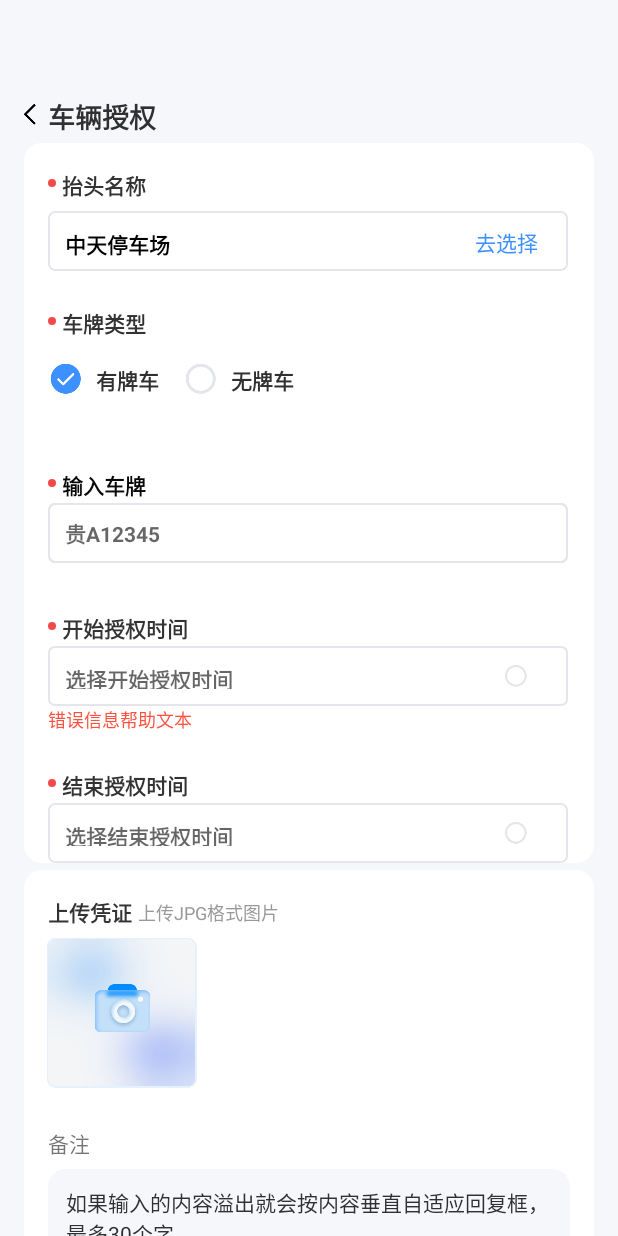
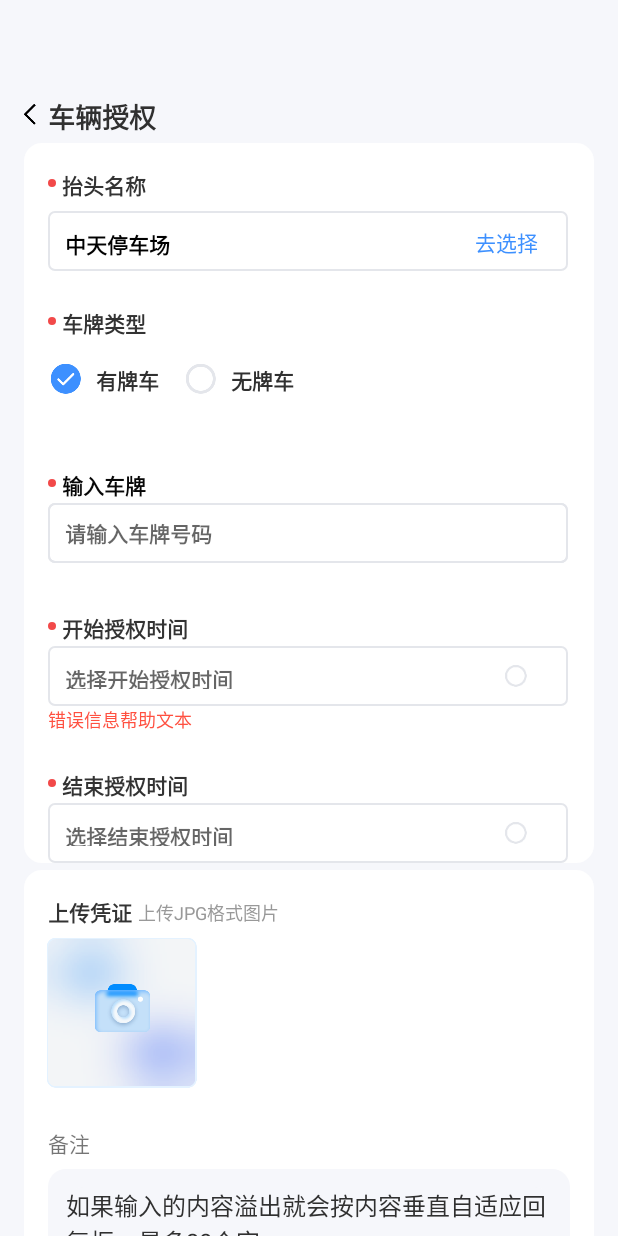
Before and after one commit to yaokun2022/movebusiness, an Android app: the AuthorizationActivity screen opened directly, with no data from a screen before it, after a tap on an icon or button, on a phone screen of 412 x 824 dp. Run offline under Robolectric (Android 15) with nearby library versions, the phone set to English and light mode, and no system bars; libraries missing offline, so code that uses them is left out: com.github.gzuliyujiang.wheelpicker, com.github.gzuliyujiang.wheelview, com.wildma.pictureselector; pictures from the network do not load.

Commit message:
fix：完善auth功能 授权按钮

```diff
--- a/app/src/main/java/com/yaokun/movebusiness/ui/AuthorizationActivity.java
+++ b/app/src/main/java/com/yaokun/movebusiness/ui/AuthorizationActivity.java
@@ -1,5 +1,9 @@
 package com.yaokun.movebusiness.ui;
 
+import static com.yaokun.movebusiness.R.drawable.*;
+
+import android.annotation.SuppressLint;
+import android.content.DialogInterface;
 import android.content.Intent;
 import android.graphics.BitmapFactory;
 import android.graphics.Color;
@@ -7,14 +11,20 @@ import android.os.Build;
 import android.os.Bundle;
 import android.text.Editable;
 import android.text.TextWatcher;
+import android.util.Log;
 import android.view.View;
+import android.view.WindowManager;
+import android.widget.Button;
 import android.widget.EditText;
 import android.widget.ImageView;
 import android.widget.TextView;
+import android.widget.Toast;
 
 import androidx.annotation.Nullable;
 import androidx.annotation.RequiresApi;
+import androidx.appcompat.app.AlertDialog;
 import androidx.appcompat.app.AppCompatActivity;
+import androidx.appcompat.widget.AlertDialogLayout;
 import androidx.appcompat.widget.AppCompatButton;
 
 import com.github.gzuliyujiang.wheelpicker.OptionPicker;
@@ -33,25 +43,100 @@ import com.wildma.pictureselector.PictureSelector;
 import com.yaokun.movebusiness.R;
 import com.yaokun.movebusiness.entity.Parking;
 import com.yaokun.movebusiness.utils.DataTimeUtils;
+import com.yaokun.movebusiness.utils.LicensePlateUtils;
 
 import java.util.ArrayList;
 import java.util.List;
 
 
-public class AuthorizationActivity extends AppCompatActivity {
+public class AuthorizationActivity extends BaseActivity {
     private ImageView licensePlate;
     private ImageView noLicensePlate;
-    private EditText LicPlate;
+    private EditText licPlate;
     private TextView licTv;
     private ImageView pointRed;
     private TextView helpTv;
     private ImageView picture;
-    private AppCompatButton deletePic ;
+    private AppCompatButton deletePic;
+    private EditText remarksText;
+    private TextView remarksCount;
 
     @Override
     protected void onCreate(@Nullable Bundle savedInstanceState) {
         super.onCreate(savedInstanceState);
         setContentView(R.layout.activity_authorization1);
+        TextView textView = findViewById(R.id.dataTV);
+
+        //结束授权
+        TextView determineBtn = findViewById(R.id.determineBtn);
+        TextView title = findViewById(R.id.titleDialog);
+        determineBtn.setOnClickListener(new View.OnClickListener() {
+            @Override
+            public void onClick(View v) {
+                AlertDialog.Builder builder = new AlertDialog.Builder(AuthorizationActivity.this);
+                View dialogView = View.inflate(getApplicationContext(), R.layout.activity_quit_dialog, null);
+                builder.setView(dialogView);
+                Button cancelBtn = dialogView.findViewById(R.id.cancelBtn);
+                final AlertDialog dialog = builder.show();
+                dialogView.findViewById(R.id.confirmBtn).setOnClickListener(new View.OnClickListener() {
+                    @Override
+                    public void onClick(View v) {
+                        finish();
+                    }
+                });
+                cancelBtn.setOnClickListener(new View.OnClickListener() {
+                    @Override
+                    public void onClick(View v) {
+                        dialog.dismiss();
+                    }
+                });
+                dialog.create();
+                dialog.show();
+            }
+        });
+
+        textView.setOnClickListener(new View.OnClickListener() {
+            @Override
+            public void onClick(View v) {
+                String time = DataTimeUtils.onTime24(AuthorizationActivity.this);
+                String data = DataTimeUtils.selectData(AuthorizationActivity.this);
+                textView.setText(data + time);
+            }
+        });
+
+
+        //备注统计
+        //打开输入法 文本框上移
+        getWindow().setSoftInputMode(WindowManager.LayoutParams.SOFT_INPUT_ADJUST_PAN);
+        int bigNum = 30;
+        remarksText = findViewById(R.id.remarksText);
+        remarksCount = findViewById(R.id.remarksCount);
+        remarksCount.setText(remarksText.length() + "/" + bigNum);
+        remarksText.addTextChangedListener(new TextWatcher() {
+
+            private CharSequence temp;
+            private int selectionStart;
+            private int selectionEnd;
+
+            @Override
+            public void beforeTextChanged(CharSequence s, int start, int count, int after) {
+
+            }
+
+            @Override
+            public void onTextChanged(CharSequence s, int start, int before, int count) {
+                temp = s;
+
+            }
+
+            @Override
+            public void afterTextChanged(Editable s) {
+                remarksCount.setText(s.length() + "/30");
+                if (s.length() == 30) {
+                    Toast.makeText(getApplicationContext(), "备注超出", Toast.LENGTH_SHORT).show();
+                }
+            }
+        });
 
         //删除凭证
         deletePic = findViewById(R.id.deletePic);
@@ -63,21 +148,31 @@ public class AuthorizationActivity extends AppCompatActivity {
             }
         });
 
-
-        // Android状态栏与背景图完美沉浸
-        View decorView = getWindow().getDecorView();
-        decorView.setSystemUiVisibility(View.SYSTEM_UI_FLAG_LAYOUT_FULLSCREEN | View.SYSTEM_UI_FLAG_LAYOUT_STABLE);
-        getWindow().setStatusBarColor(Color.TRANSPARENT);
-
         //设置有车牌无车牌选择
         licensePlate = findViewById(R.id.selectLicensePlate);
         noLicensePlate = findViewById(R.id.selectNoLicensePlate);
-        LicPlate = findViewById(R.id.licPlaEt);
+        licPlate = findViewById(R.id.licPlaEt);
         licTv = findViewById(R.id.licTV);
         pointRed = findViewById(R.id.pointIv);
         helpTv = findViewById(R.id.helpTv);
+        licPlate.addTextChangedListener(new TextWatcher() {
+            @Override
+            public void beforeTextChanged(CharSequence s, int start, int count, int after) {
 
+            }
 
+            @Override
+            public void onTextChanged(CharSequence s, int start, int before, int count) {
+
+            }
+
+            @Override
+            public void afterTextChanged(Editable s) {
+                if (LicensePlateUtils.checkLicensePlate(licPlate.getText().toString())) {
+                    licPlate.setCompoundDrawablesRelativeWithIntrinsicBounds(null, null, getDrawable(R.mipmap.login_username_ic), null);
+                }
+            }
+        });
 
         licensePlate.setOnClickListener(new View.OnClickListener() {
             @RequiresApi(api = Build.VERSION_CODES.M)
@@ -90,11 +185,11 @@ public class AuthorizationActivity extends AppCompatActivity {
                         licensePlate.setClickable(false);
                         noLicensePlate.setClickable(true);
                         //设置车牌号样式
-                        LicPlate.setEnabled(true);
-                        LicPlate.setBackground(getDrawable(R.drawable.au_boarder));
+                        licPlate.setEnabled(true);
+                        licPlate.setBackground(getDrawable(au_boarder));
                         licTv.setTextColor(getColor(R.color.licTvColor2));
-                        pointRed.setImageDrawable(getResources().getDrawable(R.drawable.red_point));
-                        LicPlate.setCompoundDrawablesRelativeWithIntrinsicBounds(null, null, null, null);
+                        pointRed.setImageDrawable(getResources().getDrawable(red_point));
+                        licPlate.setCompoundDrawablesRelativeWithIntrinsicBounds(null, null, null, null);
                         helpTv.setVisibility(helpTv.VISIBLE);
                     }
                 }
@@ -112,11 +207,11 @@ public class AuthorizationActivity extends AppCompatActivity {
                     noLicensePlate.setClickable(false);
                     licensePlate.setClickable(true);
                     //设置车牌号样式
-                    LicPlate.setEnabled(false);
-                    LicPlate.setBackground(getDrawable(R.drawable.lic_plate_select_bg));
+                    licPlate.setEnabled(false);
+                    licPlate.setBackground(getDrawable(lic_plate_select_bg));
                     licTv.setTextColor(getColor(R.color.licTvColor));
-                    pointRed.setImageDrawable(getResources().getDrawable(R.drawable.red_point2));
-                    LicPlate.setCompoundDrawablesRelativeWithIntrinsicBounds(null, null, getDrawable(R.drawable.lic_tv_block), null);
+                    pointRed.setImageDrawable(getResources().getDrawable(red_point2));
+                    licPlate.setCompoundDrawablesRelativeWithIntrinsicBounds(null, null, getDrawable(lic_tv_block), null);
                     helpTv.setVisibility(helpTv.GONE);
 
                 }
@@ -124,7 +219,7 @@ public class AuthorizationActivity extends AppCompatActivity {
         });
 
         //车牌号是否正确
-        LicPlate.addTextChangedListener(new TextWatcher() {
+        licPlate.addTextChangedListener(new TextWatcher() {
             @Override
             public void beforeTextChanged(CharSequence s, int start, int count, int after) {
 
@@ -214,20 +309,14 @@ public class AuthorizationActivity extends AppCompatActivity {
         SelectParking();
     }
 
-    public void startDataClick(View view) {
-        TextView textView = findViewById(R.id.dataTV);
-        onTime24(textView);
-        DataTimeUtils takePhoto = new DataTimeUtils();
-        takePhoto.selectData(AuthorizationActivity.this);
+    public void endDataClick(View view) {
+        TextView textView = findViewById(R.id.dataTV2);
+        String time = DataTimeUtils.onTime24(AuthorizationActivity.this);
+        String data = DataTimeUtils.selectData(AuthorizationActivity.this);
+        textView.setText(data + time);
     }
 
-    public void endDataClick(View view) {
-        TextView textView = findViewById(R.id.dataTV2);
-        onTime24(textView);
-        DataTimeUtils takePhoto = new DataTimeUtils();
-        takePhoto.selectData(AuthorizationActivity.this);
-    }
-
+    //从相机或相册获取图片
     public void takePhoto(View view) {
         PictureSelector
                 .create(AuthorizationActivity.this, PictureSelector.SELECT_REQUEST_CODE)
--- a/app/src/main/java/com/yaokun/movebusiness/ui/BaseActivity.java
+++ b/app/src/main/java/com/yaokun/movebusiness/ui/BaseActivity.java
@@ -18,6 +18,7 @@ public abstract class BaseActivity extends AppCompatActivity  {
     protected void onCreate(Bundle savedInstanceState) {
         super.onCreate(savedInstanceState);
         StatusBarUtil.setImmersion(getWindow());
+        StatusBarUtil.setTypewriting(this);
     }
 
 
--- a/app/src/main/java/com/yaokun/movebusiness/utils/LicensePlateUtils.java
+++ b/app/src/main/java/com/yaokun/movebusiness/utils/LicensePlateUtils.java
@@ -11,7 +11,5 @@ public class LicensePlateUtils {
     public static boolean checkLicensePlate(String LicPlate) {
         if (LicPlate == null) return false;
         return LicPlate.matches(LICENSE_PLATE_RE);
-
     }
-
 }
--- a/app/src/main/java/com/yaokun/movebusiness/utils/StatusBarUtil.java
+++ b/app/src/main/java/com/yaokun/movebusiness/utils/StatusBarUtil.java
@@ -41,4 +41,15 @@ public class StatusBarUtil {
         decorView.setSystemUiVisibility(View.SYSTEM_UI_FLAG_LAYOUT_FULLSCREEN | View.SYSTEM_UI_FLAG_LAYOUT_STABLE);
         window.setStatusBarColor(Color.TRANSPARENT);
     }
+
+    /**
+     *
+     * Android 弹出输入法，文本框上移
+     *
+     */
+    public static void setTypewriting(Activity activity){
+        //打开输入法 文本框上移
+        activity.getWindow().setSoftInputMode(WindowManager.LayoutParams.SOFT_INPUT_ADJUST_PAN);
+    }
+
 }
--- /dev/null
+++ b/app/src/main/res/drawable/au_ic_delete_btn.xml
@@ -0,0 +1,5 @@
+<vector android:alpha="0.5" android:height="24dp" android:tint="#555252"
+    android:viewportHeight="24" android:viewportWidth="24"
+    android:width="24dp" xmlns:android="http://schemas.android.com/apk/res/android">
+    <path android:fillColor="@android:color/white" android:pathData="M12,2C6.47,2 2,6.47 2,12s4.47,10 10,10 10,-4.47 10,-10S17.53,2 12,2zM17,15.59L15.59,17 12,13.41 8.41,17 7,15.59 10.59,12 7,8.41 8.41,7 12,10.59 15.59,7 17,8.41 13.41,12 17,15.59z"/>
+</vector>
--- /dev/null
+++ b/app/src/main/res/drawable/delete_pic_select.xml
@@ -0,0 +1,5 @@
+<?xml version="1.0" encoding="utf-8"?>
+<selector xmlns:android="http://schemas.android.com/apk/res/android">
+    <item android:drawable="@drawable/au_ic_delete_btn" android:state_selected="false"/>
+    <item android:state_selected="true" android:drawable="@color/white"/>
+</selector>
--- /dev/null
+++ b/app/src/main/res/drawable/quit_dialog_btn_bg.xml
@@ -0,0 +1,4 @@
+<?xml version="1.0" encoding="utf-8"?>
+<shape xmlns:android="http://schemas.android.com/apk/res/android" android:shape="rectangle">
+    <stroke android:width="0.5dp" android:color="#33000000"/>
+</shape>
--- a/app/src/main/res/layout/activity_authorization1.xml
+++ b/app/src/main/res/layout/activity_authorization1.xml
@@ -3,7 +3,7 @@
     android:layout_width="wrap_content"
     android:layout_height="wrap_content">
 
-    <RelativeLayout xmlns:android="http://schemas.android.com/apk/res/android"
+    <RelativeLayout
         android:layout_width="match_parent"
         android:layout_height="match_parent"
         android:background="#F6F7FB"
@@ -206,7 +206,7 @@
                     android:layout_height="match_parent"
                     android:background="@drawable/au_boarder"
                     android:enabled="false"
-                    android:hint="贵A12345"
+                    android:hint="请输入车牌号码"
                     android:inputType="text"
                     android:maxLength="7"
                     android:paddingStart="11dp"
@@ -358,22 +358,37 @@
                 android:background="@mipmap/ic_au_voucher"
                 android:onClick="takePhoto" />
 
-            <ImageView
-                android:id="@+id/picture"
+            <RelativeLayout
                 android:layout_width="100dp"
                 android:layout_height="100dp"
-                android:layout_marginStart="127dp"
-                android:layout_marginTop="45dp"
-                android:scaleType="fitXY"
-                />
+                android:layout_marginStart="@dimen/dp_127"
+                android:layout_marginTop="@dimen/dp_46">
+
+                <ImageView
+                    android:id="@+id/picture"
+                    android:layout_width="100dp"
+                    android:layout_height="100dp"
+                    android:layout_alignParentStart="true"
+                    android:layout_alignParentTop="true"
+                    android:scaleType="fitXY" />
+
+                <androidx.appcompat.widget.AppCompatButton
+                    android:id="@+id/deletePic"
+                    android:layout_width="25dp"
+                    android:layout_height="25dp"
+                    android:layout_alignParentTop="true"
+                    android:layout_alignParentEnd="true"
+                    android:background="@drawable/au_ic_delete_btn"
+                    android:visibility="gone" />
+            </RelativeLayout>
+
 
             <TextView
                 android:layout_width="wrap_content"
                 android:layout_height="wrap_content"
                 android:layout_marginStart="16dp"
                 android:layout_marginTop="171dp"
-                android:text="备注"
-                />
+                android:text="备注" />
 
 
             <RelativeLayout
@@ -386,6 +401,7 @@
                 android:background="@drawable/au_remark_bg_radian">
 
                 <EditText
+                    android:id="@+id/remarksText"
                     android:layout_width="match_parent"
                     android:layout_height="wrap_content"
                     android:layout_marginStart="12dp"
@@ -393,25 +409,29 @@
                     android:layout_marginEnd="12dp"
                     android:background="@drawable/au_remark_bg_radian"
                     android:hint="如果输入的内容溢出就会按内容垂直自适应回复框，最多30个字"
+                    android:maxLength="30"
                     android:maxLines="2"
                     android:textColorHint="#303030"
-                    android:textSize="14sp" />
+                    android:textSize="16sp" />
+
 
                 <TextView
+                    android:id="@+id/remarksCount"
                     android:layout_width="wrap_content"
                     android:layout_height="wrap_content"
                     android:layout_alignParentEnd="true"
                     android:layout_alignParentBottom="true"
                     android:layout_marginEnd="12dp"
                     android:layout_marginBottom="8dp"
-                    android:text="20/30"
                     android:textSize="12sp" />
+
 
             </RelativeLayout>
 
         </RelativeLayout>
 
         <TextView
+
             android:id="@+id/determineBtn"
             android:layout_width="match_parent"
             android:layout_height="48dp"
```
Also changed, not shown: app/src/main/java/com/yaokun/movebusiness/utils/DataTimeUtils.java (+40 -3 lines), app/src/main/res/drawable/au_quit_dialog.xml (added, +8 -0 lines), app/src/main/res/layout/activity_quit_dialog.xml (added, +62 -0 lines).
